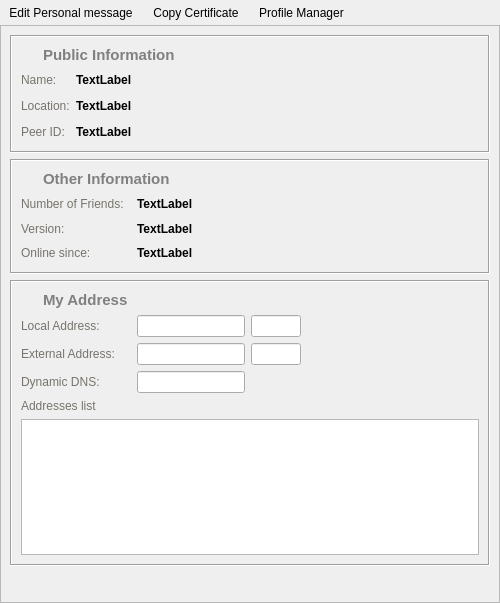
This is retroshare-gui/src/gui/profile/ProfileWidget.ui in RetroShare/RetroShare as Qt 5 draws it before an edit. The edited form follows.
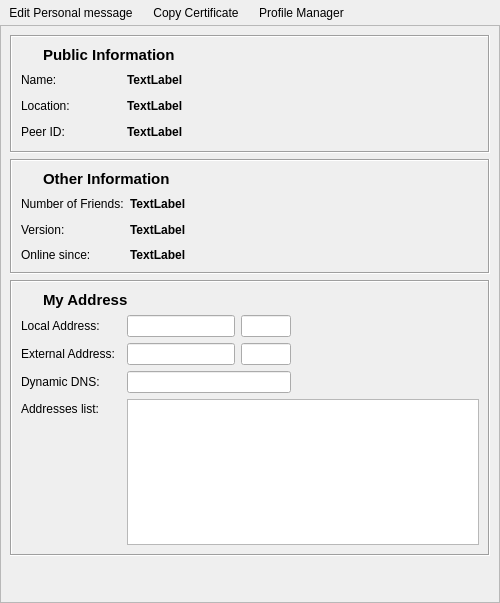
This is the edited form. Icons and pictures are not drawn.

Commit message: Changed font color in ProfileWidget to standard. Fixed german language.

```diff
--- a/retroshare-gui/src/gui/profile/ProfileWidget.ui
+++ b/retroshare-gui/src/gui/profile/ProfileWidget.ui
@@ -155,43 +155,6 @@
             </item>
             <item row="0" column="1">
              <widget class="QLabel" name="label_5">
-              <property name="palette">
-               <palette>
-                <active>
-                 <colorrole role="WindowText">
-                  <brush brushstyle="SolidPattern">
-                   <color alpha="255">
-                    <red>128</red>
-                    <green>128</green>
-                    <blue>128</blue>
-                   </color>
-                  </brush>
-                 </colorrole>
-                </active>
-                <inactive>
-                 <colorrole role="WindowText">
-                  <brush brushstyle="SolidPattern">
-                   <color alpha="255">
-                    <red>128</red>
-                    <green>128</green>
-                    <blue>128</blue>
-                   </color>
-                  </brush>
-                 </colorrole>
-                </inactive>
-                <disabled>
-                 <colorrole role="WindowText">
-                  <brush brushstyle="SolidPattern">
-                   <color alpha="255">
-                    <red>118</red>
-                    <green>116</green>
-                    <blue>108</blue>
-                   </color>
-                  </brush>
-                 </colorrole>
-                </disabled>
-               </palette>
-              </property>
               <property name="font">
                <font>
                 <pointsize>11</pointsize>
@@ -208,42 +171,11 @@
           </item>
           <item row="1" column="0">
            <widget class="QLabel" name="label_10">
-            <property name="palette">
-             <palette>
-              <active>
-               <colorrole role="WindowText">
-                <brush brushstyle="SolidPattern">
-                 <color alpha="255">
-                  <red>118</red>
-                  <green>116</green>
-                  <blue>108</blue>
-                 </color>
-                </brush>
-               </colorrole>
-              </active>
-              <inactive>
-               <colorrole role="WindowText">
-                <brush brushstyle="SolidPattern">
-                 <color alpha="255">
-                  <red>118</red>
-                  <green>116</green>
-                  <blue>108</blue>
-                 </color>
-                </brush>
-               </colorrole>
-              </inactive>
-              <disabled>
-               <colorrole role="WindowText">
-                <brush brushstyle="SolidPattern">
-                 <color alpha="255">
-                  <red>118</red>
-                  <green>116</green>
-                  <blue>108</blue>
-                 </color>
-                </brush>
-               </colorrole>
-              </disabled>
-             </palette>
+            <property name="minimumSize">
+             <size>
+              <width>100</width>
+              <height>0</height>
+             </size>
             </property>
             <property name="text">
              <string>Name:</string>
@@ -278,42 +210,11 @@
           </item>
           <item row="2" column="0">
            <widget class="QLabel" name="label_8">
-            <property name="palette">
-             <palette>
-              <active>
-               <colorrole role="WindowText">
-                <brush brushstyle="SolidPattern">
-                 <color alpha="255">
-                  <red>118</red>
-                  <green>116</green>
-                  <blue>108</blue>
-                 </color>
-                </brush>
-               </colorrole>
-              </active>
-              <inactive>
-               <colorrole role="WindowText">
-                <brush brushstyle="SolidPattern">
-                 <color alpha="255">
-                  <red>118</red>
-                  <green>116</green>
-                  <blue>108</blue>
-                 </color>
-                </brush>
-               </colorrole>
-              </inactive>
-              <disabled>
-               <colorrole role="WindowText">
-                <brush brushstyle="SolidPattern">
-                 <color alpha="255">
-                  <red>118</red>
-                  <green>116</green>
-                  <blue>108</blue>
-                 </color>
-                </brush>
-               </colorrole>
-              </disabled>
-             </palette>
+            <property name="minimumSize">
+             <size>
+              <width>100</width>
+              <height>0</height>
+             </size>
             </property>
             <property name="text">
              <string>Location:</string>
@@ -348,42 +249,11 @@
           </item>
           <item row="3" column="0">
            <widget class="QLabel" name="label_6">
-            <property name="palette">
-             <palette>
-              <active>
-               <colorrole role="WindowText">
-                <brush brushstyle="SolidPattern">
-                 <color alpha="255">
-                  <red>118</red>
-                  <green>116</green>
-                  <blue>108</blue>
-                 </color>
-                </brush>
-               </colorrole>
-              </active>
-              <inactive>
-               <colorrole role="WindowText">
-                <brush brushstyle="SolidPattern">
-                 <color alpha="255">
-                  <red>118</red>
-                  <green>116</green>
-                  <blue>108</blue>
-                 </color>
-                </brush>
-               </colorrole>
-              </inactive>
-              <disabled>
-               <colorrole role="WindowText">
-                <brush brushstyle="SolidPattern">
-                 <color alpha="255">
-                  <red>118</red>
-                  <green>116</green>
-                  <blue>108</blue>
-                 </color>
-                </brush>
-               </colorrole>
-              </disabled>
-             </palette>
+            <property name="minimumSize">
+             <size>
+              <width>100</width>
+              <height>0</height>
+             </size>
             </property>
             <property name="text">
              <string>Peer ID:</string>
@@ -427,116 +297,14 @@
          <property name="frameShadow">
           <enum>QFrame::Sunken</enum>
          </property>
-         <layout class="QGridLayout" name="gridLayout_6">
-          <item row="0" column="0" colspan="4">
-           <layout class="QGridLayout" name="gridLayout">
-            <item row="0" column="0">
-             <widget class="QLabel" name="label_12">
-              <property name="maximumSize">
-               <size>
-                <width>16</width>
-                <height>16</height>
-               </size>
-              </property>
-              <property name="text">
-               <string/>
-              </property>
-              <property name="pixmap">
-               <pixmap resource="../images.qrc">:/images/info16.png</pixmap>
-              </property>
-             </widget>
-            </item>
-            <item row="0" column="1">
-             <widget class="QLabel" name="label_13">
-              <property name="palette">
-               <palette>
-                <active>
-                 <colorrole role="WindowText">
-                  <brush brushstyle="SolidPattern">
-                   <color alpha="255">
-                    <red>128</red>
-                    <green>128</green>
-                    <blue>128</blue>
-                   </color>
-                  </brush>
-                 </colorrole>
-                </active>
-                <inactive>
-                 <colorrole role="WindowText">
-                  <brush brushstyle="SolidPattern">
-                   <color alpha="255">
-                    <red>128</red>
-                    <green>128</green>
-                    <blue>128</blue>
-                   </color>
-                  </brush>
-                 </colorrole>
-                </inactive>
-                <disabled>
-                 <colorrole role="WindowText">
-                  <brush brushstyle="SolidPattern">
-                   <color alpha="255">
-                    <red>118</red>
-                    <green>116</green>
-                    <blue>108</blue>
-                   </color>
-                  </brush>
-                 </colorrole>
-                </disabled>
-               </palette>
-              </property>
-              <property name="font">
-               <font>
-                <pointsize>11</pointsize>
-                <weight>75</weight>
-                <bold>true</bold>
-               </font>
-              </property>
-              <property name="text">
-               <string>Other Information</string>
-              </property>
-             </widget>
-            </item>
-           </layout>
-          </item>
+         <layout class="QGridLayout" name="gridLayout_6" columnstretch="0,0,0" columnminimumwidth="0,0,0">
           <item row="2" column="0">
            <widget class="QLabel" name="label_9">
-            <property name="palette">
-             <palette>
-              <active>
-               <colorrole role="WindowText">
-                <brush brushstyle="SolidPattern">
-                 <color alpha="255">
-                  <red>118</red>
-                  <green>116</green>
-                  <blue>108</blue>
-                 </color>
-                </brush>
-               </colorrole>
-              </active>
-              <inactive>
-               <colorrole role="WindowText">
-                <brush brushstyle="SolidPattern">
-                 <color alpha="255">
-                  <red>118</red>
-                  <green>116</green>
-                  <blue>108</blue>
-                 </color>
-                </brush>
-               </colorrole>
-              </inactive>
-              <disabled>
-               <colorrole role="WindowText">
-                <brush brushstyle="SolidPattern">
-                 <color alpha="255">
-                  <red>118</red>
-                  <green>116</green>
-                  <blue>108</blue>
-                 </color>
-                </brush>
-               </colorrole>
-              </disabled>
-             </palette>
+            <property name="minimumSize">
+             <size>
+              <width>100</width>
+              <height>0</height>
+             </size>
             </property>
             <property name="text">
              <string>Number of Friends:</string>
@@ -556,133 +324,45 @@
             </property>
            </widget>
           </item>
-          <item row="2" column="2" colspan="2">
-           <spacer name="horizontalSpacer_2">
-            <property name="orientation">
-             <enum>Qt::Horizontal</enum>
-            </property>
-            <property name="sizeHint" stdset="0">
-             <size>
-              <width>40</width>
-              <height>20</height>
-             </size>
-            </property>
-           </spacer>
-          </item>
           <item row="3" column="0">
            <widget class="QLabel" name="label_3">
-            <property name="palette">
-             <palette>
-              <active>
-               <colorrole role="WindowText">
-                <brush brushstyle="SolidPattern">
-                 <color alpha="255">
-                  <red>118</red>
-                  <green>116</green>
-                  <blue>108</blue>
-                 </color>
-                </brush>
-               </colorrole>
-              </active>
-              <inactive>
-               <colorrole role="WindowText">
-                <brush brushstyle="SolidPattern">
-                 <color alpha="255">
-                  <red>118</red>
-                  <green>116</green>
-                  <blue>108</blue>
-                 </color>
-                </brush>
-               </colorrole>
-              </inactive>
-              <disabled>
-               <colorrole role="WindowText">
-                <brush brushstyle="SolidPattern">
-                 <color alpha="255">
-                  <red>118</red>
-                  <green>116</green>
-                  <blue>108</blue>
-                 </color>
-                </brush>
-               </colorrole>
-              </disabled>
-             </palette>
+            <property name="minimumSize">
+             <size>
+              <width>100</width>
+              <height>0</height>
+             </size>
             </property>
             <property name="text">
              <string>Version:</string>
             </property>
            </widget>
           </item>
-          <item row="3" column="1">
-           <widget class="QLabel" name="version">
-            <property name="font">
-             <font>
-              <weight>75</weight>
-              <bold>true</bold>
-             </font>
-            </property>
-            <property name="text">
-             <string notr="true">TextLabel</string>
-            </property>
-           </widget>
-          </item>
-          <item row="3" column="2" colspan="2">
-           <spacer name="horizontalSpacer_8">
-            <property name="orientation">
-             <enum>Qt::Horizontal</enum>
-            </property>
-            <property name="sizeHint" stdset="0">
-             <size>
-              <width>211</width>
-              <height>17</height>
-             </size>
-            </property>
-           </spacer>
-          </item>
           <item row="4" column="0">
            <widget class="QLabel" name="label_16">
-            <property name="palette">
-             <palette>
-              <active>
-               <colorrole role="WindowText">
-                <brush brushstyle="SolidPattern">
-                 <color alpha="255">
-                  <red>118</red>
-                  <green>116</green>
-                  <blue>108</blue>
-                 </color>
-                </brush>
-               </colorrole>
-              </active>
-              <inactive>
-               <colorrole role="WindowText">
-                <brush brushstyle="SolidPattern">
-                 <color alpha="255">
-                  <red>118</red>
-                  <green>116</green>
-                  <blue>108</blue>
-                 </color>
-                </brush>
-               </colorrole>
-              </inactive>
-              <disabled>
-               <colorrole role="WindowText">
-                <brush brushstyle="SolidPattern">
-                 <color alpha="255">
-                  <red>118</red>
-                  <green>116</green>
-                  <blue>108</blue>
-                 </color>
-                </brush>
-               </colorrole>
-              </disabled>
-             </palette>
+            <property name="minimumSize">
+             <size>
+              <width>100</width>
+              <height>0</height>
+             </size>
             </property>
             <property name="text">
              <string>Online since:</string>
             </property>
            </widget>
           </item>
+          <item row="3" column="1">
+           <widget class="QLabel" name="version">
+            <property name="font">
+             <font>
+              <weight>75</weight>
+              <bold>true</bold>
+             </font>
+            </property>
+            <property name="text">
+             <string notr="true">TextLabel</string>
+            </property>
+           </widget>
+          </item>
           <item row="4" column="1">
            <widget class="QLabel" name="onlinesince">
             <property name="font">
@@ -696,7 +376,20 @@
             </property>
            </widget>
           </item>
-          <item row="4" column="2" colspan="2">
+          <item row="2" column="2">
+           <spacer name="horizontalSpacer_2">
+            <property name="orientation">
+             <enum>Qt::Horizontal</enum>
+            </property>
+            <property name="sizeHint" stdset="0">
+             <size>
+              <width>40</width>
+              <height>20</height>
+             </size>
+            </property>
+           </spacer>
+          </item>
+          <item row="3" column="2">
            <spacer name="horizontalSpacer_10">
             <property name="orientation">
              <enum>Qt::Horizontal</enum>
@@ -709,10 +402,57 @@
             </property>
            </spacer>
           </item>
-         </layout>
+          <item row="4" column="2">
+           <spacer name="horizontalSpacer_8">
+            <property name="orientation">
+             <enum>Qt::Horizontal</enum>
+            </property>
+            <property name="sizeHint" stdset="0">
+             <size>
+              <width>211</width>
+              <height>17</height>
+             </size>
+            </property>
+           </spacer>
+          </item>
+          <item row="1" column="0" colspan="3">
+           <layout class="QGridLayout" name="gridLayout">
+            <item row="0" column="0">
+             <widget class="QLabel" name="label_12">
+              <property name="maximumSize">
+               <size>
+                <width>16</width>
+                <height>16</height>
+               </size>
+              </property>
+              <property name="text">
+               <string/>
+              </property>
+              <property name="pixmap">
+               <pixmap resource="../images.qrc">:/images/info16.png</pixmap>
+              </property>
+             </widget>
+            </item>
+            <item row="0" column="1">
+             <widget class="QLabel" name="label_13">
+              <property name="font">
+               <font>
+                <pointsize>11</pointsize>
+                <weight>75</weight>
+                <bold>true</bold>
+               </font>
+              </property>
+              <property name="text">
+               <string>Other Information</string>
+              </property>
+             </widget>
+            </item>
+           </layout>
+          </item>
+         </layout>
         </widget>
        </item>
-       <item row="2" column="0">
+       <item row="12" column="0">
         <widget class="QFrame" name="frame_3">
          <property name="frameShape">
           <enum>QFrame::Box</enum>
@@ -720,8 +460,8 @@
          <property name="frameShadow">
           <enum>QFrame::Sunken</enum>
          </property>
-         <layout class="QVBoxLayout" name="verticalLayout_2">
-          <item>
+         <layout class="QGridLayout" name="gridLayout_2">
+          <item row="0" column="0" colspan="4">
            <layout class="QGridLayout" name="gridLayout_8">
             <item row="0" column="0">
              <widget class="QLabel" name="label">
@@ -741,43 +481,6 @@
             </item>
             <item row="0" column="1">
              <widget class="QLabel" name="label_15">
-              <property name="palette">
-               <palette>
-                <active>
-                 <colorrole role="WindowText">
-                  <brush brushstyle="SolidPattern">
-                   <color alpha="255">
-                    <red>128</red>
-                    <green>128</green>
-                    <blue>128</blue>
-                   </color>
-                  </brush>
-                 </colorrole>
-                </active>
-                <inactive>
-                 <colorrole role="WindowText">
-                  <brush brushstyle="SolidPattern">
-                   <color alpha="255">
-                    <red>128</red>
-                    <green>128</green>
-                    <blue>128</blue>
-                   </color>
-                  </brush>
-                 </colorrole>
-                </inactive>
-                <disabled>
-                 <colorrole role="WindowText">
-                  <brush brushstyle="SolidPattern">
-                   <color alpha="255">
-                    <red>118</red>
-                    <green>116</green>
-                    <blue>108</blue>
-                   </color>
-                  </brush>
-                 </colorrole>
-                </disabled>
-               </palette>
-              </property>
               <property name="font">
                <font>
                 <pointsize>11</pointsize>
@@ -792,59 +495,32 @@
             </item>
            </layout>
           </item>
-          <item>
-           <layout class="QHBoxLayout" name="horizontalLayout_2">
-            <item>
+          <item row="1" column="0">
              <widget class="QLabel" name="label_14">
+            <property name="sizePolicy">
+             <sizepolicy hsizetype="Preferred" vsizetype="Preferred">
+              <horstretch>0</horstretch>
+              <verstretch>0</verstretch>
+             </sizepolicy>
+            </property>
               <property name="minimumSize">
                <size>
-                <width>110</width>
+              <width>100</width>
                 <height>0</height>
                </size>
               </property>
-              <property name="palette">
-               <palette>
-                <active>
-                 <colorrole role="WindowText">
-                  <brush brushstyle="SolidPattern">
-                   <color alpha="255">
-                    <red>118</red>
-                    <green>116</green>
-                    <blue>108</blue>
-                   </color>
-                  </brush>
-                 </colorrole>
-                </active>
-                <inactive>
-                 <colorrole role="WindowText">
-                  <brush brushstyle="SolidPattern">
-                   <color alpha="255">
-                    <red>118</red>
-                    <green>116</green>
-                    <blue>108</blue>
-                   </color>
-                  </brush>
-                 </colorrole>
-                </inactive>
-                <disabled>
-                 <colorrole role="WindowText">
-                  <brush brushstyle="SolidPattern">
-                   <color alpha="255">
-                    <red>118</red>
-                    <green>116</green>
-                    <blue>108</blue>
-                   </color>
-                  </brush>
-                 </colorrole>
-                </disabled>
-               </palette>
+            <property name="maximumSize">
+             <size>
+              <width>16777215</width>
+              <height>16777215</height>
+             </size>
               </property>
               <property name="text">
                <string>Local Address:</string>
               </property>
              </widget>
             </item>
-            <item>
+          <item row="1" column="1">
              <widget class="QLineEdit" name="localAddress">
               <property name="sizePolicy">
                <sizepolicy hsizetype="Fixed" vsizetype="Fixed">
@@ -857,7 +533,7 @@
               </property>
              </widget>
             </item>
-            <item>
+          <item row="1" column="2">
              <widget class="QLineEdit" name="localPort">
               <property name="sizePolicy">
                <sizepolicy hsizetype="Expanding" vsizetype="Fixed">
@@ -885,74 +561,45 @@
               </property>
              </widget>
             </item>
-            <item>
-             <spacer name="horizontalSpacer_4">
-              <property name="orientation">
-               <enum>Qt::Horizontal</enum>
-              </property>
-              <property name="sizeHint" stdset="0">
-               <size>
-                <width>40</width>
-                <height>20</height>
-               </size>
-              </property>
-             </spacer>
-            </item>
-           </layout>
-          </item>
-          <item>
-           <layout class="QHBoxLayout" name="horizontalLayout_3">
-            <item>
+          <item row="2" column="0">
              <widget class="QLabel" name="label_2">
+            <property name="sizePolicy">
+             <sizepolicy hsizetype="Preferred" vsizetype="Preferred">
+              <horstretch>0</horstretch>
+              <verstretch>0</verstretch>
+             </sizepolicy>
+            </property>
               <property name="minimumSize">
                <size>
-                <width>110</width>
+              <width>100</width>
                 <height>0</height>
                </size>
               </property>
-              <property name="palette">
-               <palette>
-                <active>
-                 <colorrole role="WindowText">
-                  <brush brushstyle="SolidPattern">
-                   <color alpha="255">
-                    <red>118</red>
-                    <green>116</green>
-                    <blue>108</blue>
-                   </color>
-                  </brush>
-                 </colorrole>
-                </active>
-                <inactive>
-                 <colorrole role="WindowText">
-                  <brush brushstyle="SolidPattern">
-                   <color alpha="255">
-                    <red>118</red>
-                    <green>116</green>
-                    <blue>108</blue>
-                   </color>
-                  </brush>
-                 </colorrole>
-                </inactive>
-                <disabled>
-                 <colorrole role="WindowText">
-                  <brush brushstyle="SolidPattern">
-                   <color alpha="255">
-                    <red>118</red>
-                    <green>116</green>
-                    <blue>108</blue>
-                   </color>
-                  </brush>
-                 </colorrole>
-                </disabled>
-               </palette>
+            <property name="maximumSize">
+             <size>
+              <width>16777215</width>
+              <height>16777215</height>
+             </size>
               </property>
               <property name="text">
                <string>External Address:</string>
               </property>
              </widget>
             </item>
-            <item>
+          <item row="1" column="3">
+           <spacer name="horizontalSpacer_4">
+            <property name="orientation">
+             <enum>Qt::Horizontal</enum>
+            </property>
+            <property name="sizeHint" stdset="0">
+             <size>
+              <width>40</width>
+              <height>20</height>
+             </size>
+            </property>
+           </spacer>
+          </item>
+          <item row="2" column="1">
              <widget class="QLineEdit" name="extAddress">
               <property name="sizePolicy">
                <sizepolicy hsizetype="Fixed" vsizetype="Fixed">
@@ -965,7 +612,7 @@
               </property>
              </widget>
             </item>
-            <item>
+          <item row="2" column="2">
              <widget class="QLineEdit" name="extPort">
               <property name="sizePolicy">
                <sizepolicy hsizetype="Expanding" vsizetype="Fixed">
@@ -993,7 +640,7 @@
               </property>
              </widget>
             </item>
-            <item>
+          <item row="2" column="3">
              <spacer name="horizontalSpacer_7">
               <property name="orientation">
                <enum>Qt::Horizontal</enum>
@@ -1006,135 +653,45 @@
               </property>
              </spacer>
             </item>
-           </layout>
+          <item row="3" column="3">
+           <spacer name="horizontalSpacer_9">
+            <property name="orientation">
+             <enum>Qt::Horizontal</enum>
+            </property>
+            <property name="sizeHint" stdset="0">
+             <size>
+              <width>40</width>
+              <height>20</height>
+             </size>
+            </property>
+           </spacer>
           </item>
-          <item>
-           <layout class="QHBoxLayout" name="horizontalLayout_6">
-            <item>
+          <item row="3" column="0">
              <widget class="QLabel" name="label_11">
+            <property name="sizePolicy">
+             <sizepolicy hsizetype="Preferred" vsizetype="Preferred">
+              <horstretch>0</horstretch>
+              <verstretch>0</verstretch>
+             </sizepolicy>
+            </property>
               <property name="minimumSize">
                <size>
-                <width>110</width>
+              <width>100</width>
                 <height>0</height>
                </size>
               </property>
-              <property name="palette">
-               <palette>
-                <active>
-                 <colorrole role="WindowText">
-                  <brush brushstyle="SolidPattern">
-                   <color alpha="255">
-                    <red>118</red>
-                    <green>116</green>
-                    <blue>108</blue>
-                   </color>
-                  </brush>
-                 </colorrole>
-                </active>
-                <inactive>
-                 <colorrole role="WindowText">
-                  <brush brushstyle="SolidPattern">
-                   <color alpha="255">
-                    <red>118</red>
-                    <green>116</green>
-                    <blue>108</blue>
-                   </color>
-                  </brush>
-                 </colorrole>
-                </inactive>
-                <disabled>
-                 <colorrole role="WindowText">
-                  <brush brushstyle="SolidPattern">
-                   <color alpha="255">
-                    <red>118</red>
-                    <green>116</green>
-                    <blue>108</blue>
-                   </color>
-                  </brush>
-                 </colorrole>
-                </disabled>
-               </palette>
+            <property name="maximumSize">
+             <size>
+              <width>16777215</width>
+              <height>16777215</height>
+             </size>
               </property>
               <property name="text">
                <string>Dynamic DNS:</string>
               </property>
              </widget>
             </item>
-            <item>
-             <widget class="QLineEdit" name="dyndns">
-              <property name="sizePolicy">
-               <sizepolicy hsizetype="Fixed" vsizetype="Fixed">
-                <horstretch>0</horstretch>
-                <verstretch>0</verstretch>
-               </sizepolicy>
-              </property>
-              <property name="readOnly">
-               <bool>true</bool>
-              </property>
-             </widget>
-            </item>
-            <item>
-             <spacer name="horizontalSpacer_9">
-              <property name="orientation">
-               <enum>Qt::Horizontal</enum>
-              </property>
-              <property name="sizeHint" stdset="0">
-               <size>
-                <width>40</width>
-                <height>20</height>
-               </size>
-              </property>
-             </spacer>
-            </item>
-           </layout>
-          </item>
-          <item>
-           <layout class="QVBoxLayout" name="verticalLayout_3">
-            <item>
-             <widget class="QLabel" name="label_7">
-              <property name="palette">
-               <palette>
-                <active>
-                 <colorrole role="WindowText">
-                  <brush brushstyle="SolidPattern">
-                   <color alpha="255">
-                    <red>118</red>
-                    <green>116</green>
-                    <blue>108</blue>
-                   </color>
-                  </brush>
-                 </colorrole>
-                </active>
-                <inactive>
-                 <colorrole role="WindowText">
-                  <brush brushstyle="SolidPattern">
-                   <color alpha="255">
-                    <red>118</red>
-                    <green>116</green>
-                    <blue>108</blue>
-                   </color>
-                  </brush>
-                 </colorrole>
-                </inactive>
-                <disabled>
-                 <colorrole role="WindowText">
-                  <brush brushstyle="SolidPattern">
-                   <color alpha="255">
-                    <red>118</red>
-                    <green>116</green>
-                    <blue>108</blue>
-                   </color>
-                  </brush>
-                 </colorrole>
-                </disabled>
-               </palette>
-              </property>
-              <property name="text">
-               <string>Addresses list</string>
-              </property>
-             </widget>
-            </item>
-            <item>
+          <item row="4" column="1" rowspan="2" colspan="3">
              <widget class="QListWidget" name="ipAddressList">
               <property name="maximumSize">
                <size>
@@ -1144,12 +701,42 @@
               </property>
              </widget>
             </item>
-           </layout>
+          <item row="4" column="0">
+           <widget class="QLabel" name="label_7">
+            <property name="minimumSize">
+             <size>
+              <width>100</width>
+              <height>0</height>
+             </size>
+            </property>
+            <property name="maximumSize">
+             <size>
+              <width>16777215</width>
+              <height>20</height>
+             </size>
+            </property>
+            <property name="text">
+             <string>Addresses list:</string>
+            </property>
+           </widget>
           </item>
+          <item row="3" column="1" colspan="2">
+           <widget class="QLineEdit" name="dyndns">
+            <property name="sizePolicy">
+             <sizepolicy hsizetype="Preferred" vsizetype="Fixed">
+              <horstretch>0</horstretch>
+              <verstretch>0</verstretch>
+             </sizepolicy>
+            </property>
+            <property name="readOnly">
+             <bool>true</bool>
+            </property>
+           </widget>
+          </item>
          </layout>
         </widget>
        </item>
-       <item row="3" column="0">
+       <item row="13" column="0">
         <spacer name="verticalSpacer">
          <property name="orientation">
           <enum>Qt::Vertical</enum>
```
Lines whose indentation alone changed are shown as unchanged. The commit also changes 2 other files.
